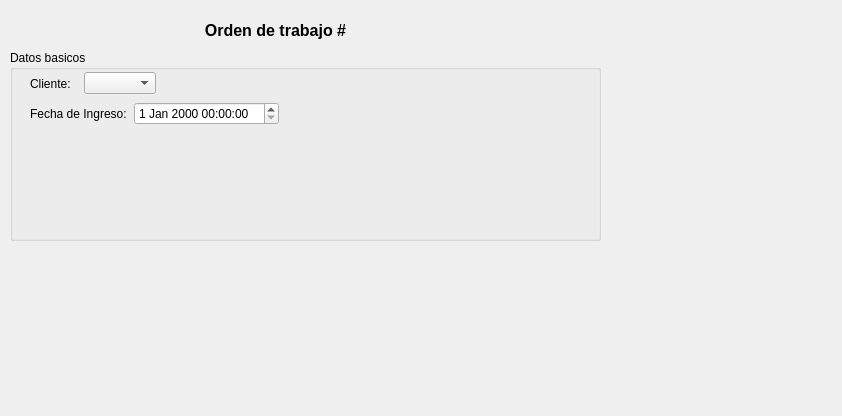
First picture: the form in trunk/plugins/ordentrabajo/formordentrabajobase.ui, repository chungote/gestotux, before the edit.
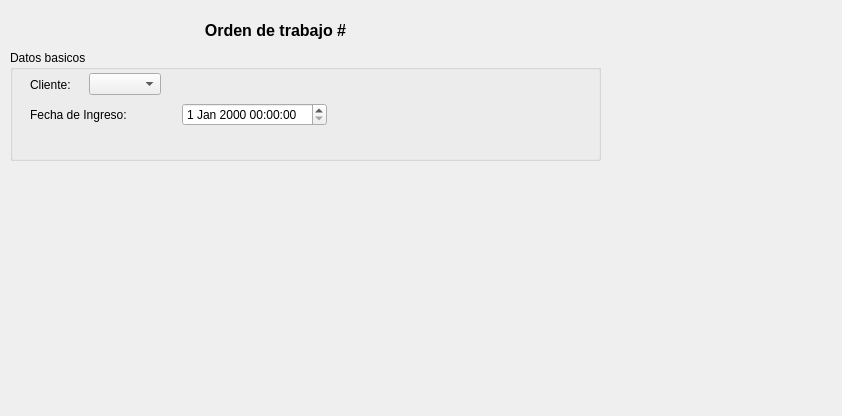
Second picture: the form after the edit. Custom widgets are drawn as their Qt base class.

```diff
--- a/trunk/plugins/ordentrabajo/formordentrabajobase.ui
+++ b/trunk/plugins/ordentrabajo/formordentrabajobase.ui
@@ -38,19 +38,19 @@
      <x>10</x>
      <y>50</y>
      <width>591</width>
-     <height>191</height>
+     <height>111</height>
     </rect>
    </property>
    <property name="title">
     <string>Datos basicos</string>
    </property>
-   <widget class="QWidget" name="">
+   <widget class="QWidget" name="layoutWidget">
     <property name="geometry">
      <rect>
       <x>20</x>
       <y>20</y>
-      <width>126</width>
-      <height>27</height>
+      <width>131</width>
+      <height>29</height>
      </rect>
     </property>
     <layout class="QHBoxLayout" name="horizontalLayout">
@@ -62,17 +62,17 @@
       </widget>
      </item>
      <item>
-      <widget class="QComboBox" name="comboBox"/>
+      <widget class="ECBClientes" name="CBCliente"/>
      </item>
     </layout>
    </widget>
-   <widget class="QWidget" name="">
+   <widget class="QWidget" name="layoutWidget">
     <property name="geometry">
      <rect>
       <x>20</x>
       <y>50</y>
-      <width>249</width>
-      <height>27</height>
+      <width>297</width>
+      <height>29</height>
      </rect>
     </property>
     <layout class="QHBoxLayout" name="horizontalLayout_2">
@@ -90,6 +90,13 @@
    </widget>
   </widget>
  </widget>
+ <customwidgets>
+  <customwidget>
+   <class>ECBClientes</class>
+   <extends>QComboBox</extends>
+   <header>ecbclientes.h</header>
+  </customwidget>
+ </customwidgets>
  <resources/>
  <connections/>
 </ui>
```
Left out of the diff: 6 changed lines with no effect on the pictures.
